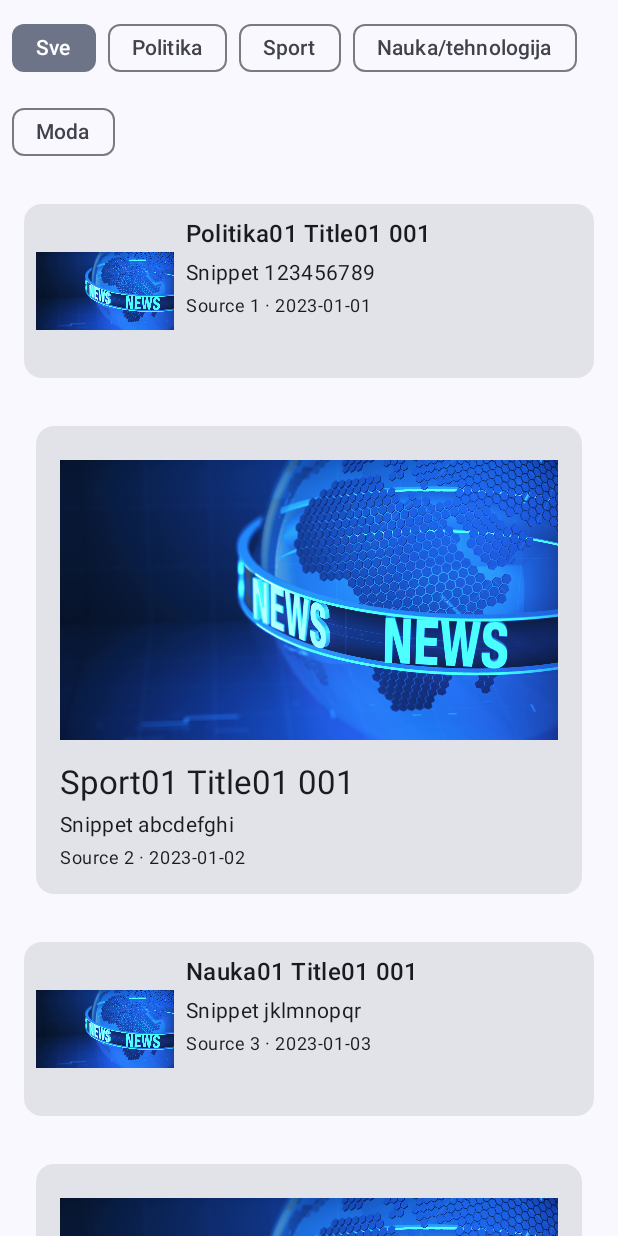
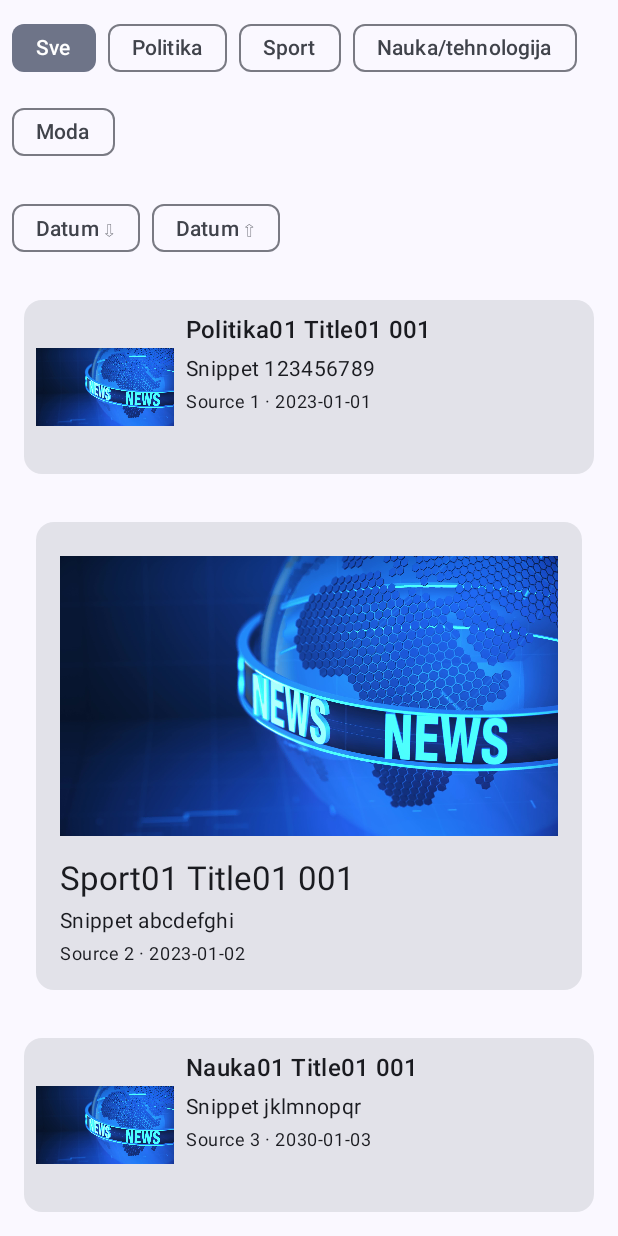
Before and after one commit to emirakurtovic5/NewsFeedApp-MobilnaAplikacija, an Android app built with Jetpack Compose: the screen it shows after launch (MainActivity), on a phone screen of 412 x 824 dp. Run offline under Robolectric (Android 15) with nearby library versions, the phone set to English and light mode, and no system bars.

Commit message:
Dodatni zadatak S1

```diff
--- a/app/src/main/java/etf/ri/rma/newsfeedapp/data/NewsData.kt
+++ b/app/src/main/java/etf/ri/rma/newsfeedapp/data/NewsData.kt
@@ -7,14 +7,14 @@ object NewsData {
         return listOf(
             NewsItem("1", "Politika01 Title01 001", "Snippet 123456789", null, "Politika", false, "Source 1", "2023-01-01"),
             NewsItem("2", "Sport01 Title01 001", "Snippet abcdefghi", null, "Sport", true, "Source 2", "2023-01-02"),
-            NewsItem("3", "Nauka01 Title01 001", "Snippet jklmnopqr", null, "Nauka/tehnologija", false, "Source 3", "2023-01-03"),
+            NewsItem("3", "Nauka01 Title01 001", "Snippet jklmnopqr", null, "Nauka/tehnologija", false, "Source 3", "2030-01-03"),
             NewsItem("4", "Politika02 Title02 002", "Snippet stuvwxyza", null, "Politika", true, "Source 4", "2023-01-04"),
             NewsItem("5", "Sport02 Title02 002", "Snippet 987654321", null, "Sport", false, "Source 5", "2023-01-05"),
             NewsItem("6", "Nauka02 Title02 002", "Snippet 543216789", null, "Nauka/tehnologija", true, "Source 6", "2023-01-06"),
             NewsItem("7", "Politika03 Title03 003", "Snippet 345678912", null, "Politika", false, "Source 7", "2023-01-07"),
             NewsItem("8", "Sport03 Title03 003", "Snippet 891234567", null, "Sport", true, "Source 8", "2023-01-08"),
             NewsItem("9", "Nauka03 Title03 003", "Snippet 678123945", null, "Nauka/tehnologija", false, "Source 9", "2023-01-09"),
-            NewsItem("10", "Politika04 Title04 004", "Snippet ihgfedcba", null, "Politika", true, "Source 10", "2023-01-10"),
+            NewsItem("10", "Politika04 Title04 004", "Snippet ihgfedcba", null, "Politika", true, "Source 10", "2020-01-10"),
             NewsItem("11", "Sport04 Title04 004", "Snippet rqponmlkj", null, "Sport", false, "Source 11", "2023-01-11"),
             NewsItem("12", "Nauka04 Title04 004", "Snippet azyxwvuts", null, "Nauka/tehnologija", true, "Source 12", "2023-01-12"),
             NewsItem("13", "Politika05 Title05 005", "Snippet qwertyuio", null, "Politika", false, "Source 13", "2023-01-13"),
--- a/app/src/main/java/etf/ri/rma/newsfeedapp/screen/NewsFeedScreen.kt
+++ b/app/src/main/java/etf/ri/rma/newsfeedapp/screen/NewsFeedScreen.kt
@@ -36,13 +36,20 @@ fun NewsFeedScreen() {
     val categories = listOf("Sve", "Politika", "Sport", "Nauka/tehnologija", "Moda")
     var selectedCategory by remember { mutableStateOf("Sve") }
     var filteredNews by remember { mutableStateOf(allNews) }
+    var sortAscending by remember { mutableStateOf(false) }
+    var sortDescending by remember { mutableStateOf(false) }
 
-
-    LaunchedEffect(selectedCategory) {
+    LaunchedEffect(selectedCategory, sortAscending, sortDescending) {
         filteredNews = if (selectedCategory == "Sve") {
             allNews
         } else {
             allNews.filter { it.category == selectedCategory }
+        }
+
+        filteredNews = when {
+            sortAscending -> filteredNews.sortedBy { it.publishedDate }
+            sortDescending -> filteredNews.sortedByDescending { it.publishedDate }
+            else -> filteredNews
         }
     }
 
@@ -51,6 +58,7 @@ fun NewsFeedScreen() {
         color = MaterialTheme.colorScheme.background
     ) {
         Column {
+
 
             Column(
                 modifier = Modifier
@@ -82,6 +90,33 @@ fun NewsFeedScreen() {
             }
 
 
+            Row(
+                modifier = Modifier
+                    .fillMaxWidth()
+                    .padding(8.dp),
+                horizontalArrangement = Arrangement.spacedBy(8.dp)
+            ) {
+                FilterChip(
+                    selected = sortAscending,
+                    onClick = {
+                        sortAscending = !sortAscending
+                        if (sortAscending) sortDescending = false
+                    },
+                    label = { Text("Datum ⇩") },
+                    modifier = Modifier.testTag("sort_chip_date_asc")
+                )
+                FilterChip(
+                    selected = sortDescending,
+                    onClick = {
+                        sortDescending = !sortDescending
+                        if (sortDescending) sortAscending = false
+                    },
+                    label = { Text("Datum ⇧") },
+                    modifier = Modifier.testTag("sort_chip_date_desc")
+                )
+            }
+
+
             if (filteredNews.isEmpty()) {
                 MessageCard(message = "Nema pronađenih vijesti u kategoriji $selectedCategory")
             } else {
```
